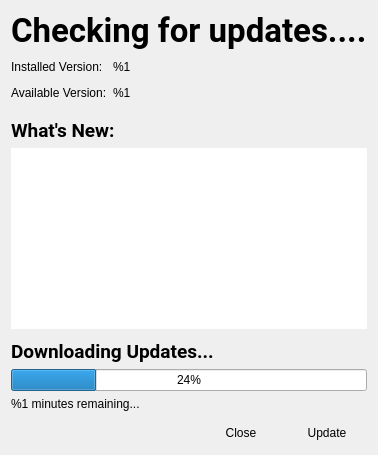
The window that src/updaterwindow.ui (nuttyartist/notes) describes before a commit, drawn with Qt 5.
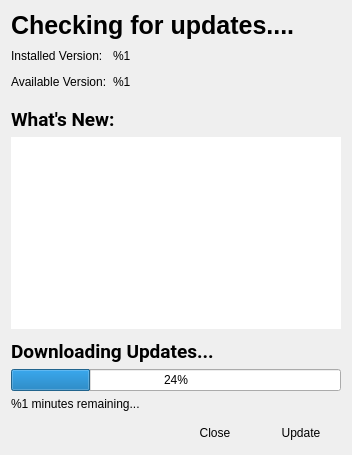
The same window after the commit.

Commit message: Also use pixels instead of points in window title

Patch:
```diff
--- a/src/updaterwindow.ui
+++ b/src/updaterwindow.ui
@@ -51,15 +51,13 @@
           <widget class="QLabel" name="title">
            <property name="font">
             <font>
-             <family>Roboto</family>
-             <pointsize>25</pointsize>
+             <pointsize>-1</pointsize>
              <weight>75</weight>
-             <italic>false</italic>
              <bold>true</bold>
             </font>
            </property>
            <property name="styleSheet">
-            <string notr="true">font-size: 25pt;
+            <string notr="true">font-size: 25px;
 font-weight: bold;</string>
            </property>
            <property name="text">
```
